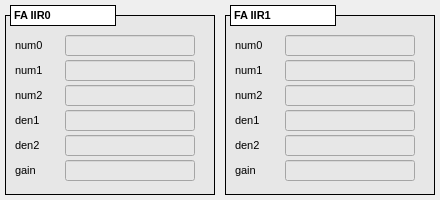
Qt form LiberaCM/caQtDM/fa_iir.ui (peterleban/GUI) before a commit.
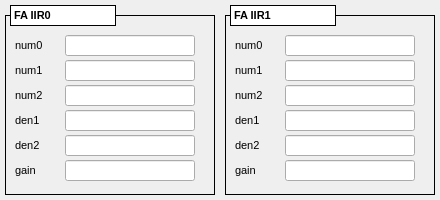
The same form after that commit. Custom widgets are drawn as their Qt base class.

Commit message: Removed black background.

The edit to the form file:
```diff
--- a/LiberaCM/caQtDM/fa_iir.ui
+++ b/LiberaCM/caQtDM/fa_iir.ui
@@ -31,9 +31,6 @@
       <pointsize>8</pointsize>
      </font>
     </property>
-    <property name="styleSheet">
-     <string notr="true">background-color: rgb(231, 231, 231);</string>
-    </property>
     <property name="frameShape">
      <enum>QFrame::Box</enum>
     </property>
@@ -54,7 +51,10 @@
      </color>
     </property>
     <property name="backgroundMode">
-     <enum>caFrame::Filled</enum>
+     <enum>caFrame::Outline</enum>
+    </property>
+    <property name="styleSheet" stdset="0">
+     <string notr="true"/>
     </property>
     <widget class="QLabel" name="label_28">
      <property name="geometry">
@@ -493,9 +493,6 @@
       <pointsize>8</pointsize>
      </font>
     </property>
-    <property name="styleSheet">
-     <string notr="true">background-color: rgb(231, 231, 231);</string>
-    </property>
     <property name="frameShape">
      <enum>QFrame::Box</enum>
     </property>
@@ -516,7 +513,10 @@
      </color>
     </property>
     <property name="backgroundMode">
-     <enum>caFrame::Filled</enum>
+     <enum>caFrame::Outline</enum>
+    </property>
+    <property name="styleSheet" stdset="0">
+     <string notr="true"/>
     </property>
     <widget class="QLabel" name="label_29">
      <property name="geometry">
```
Left out of the diff: 24 changed lines with no effect on the pictures. The commit also changes 6 other files.
